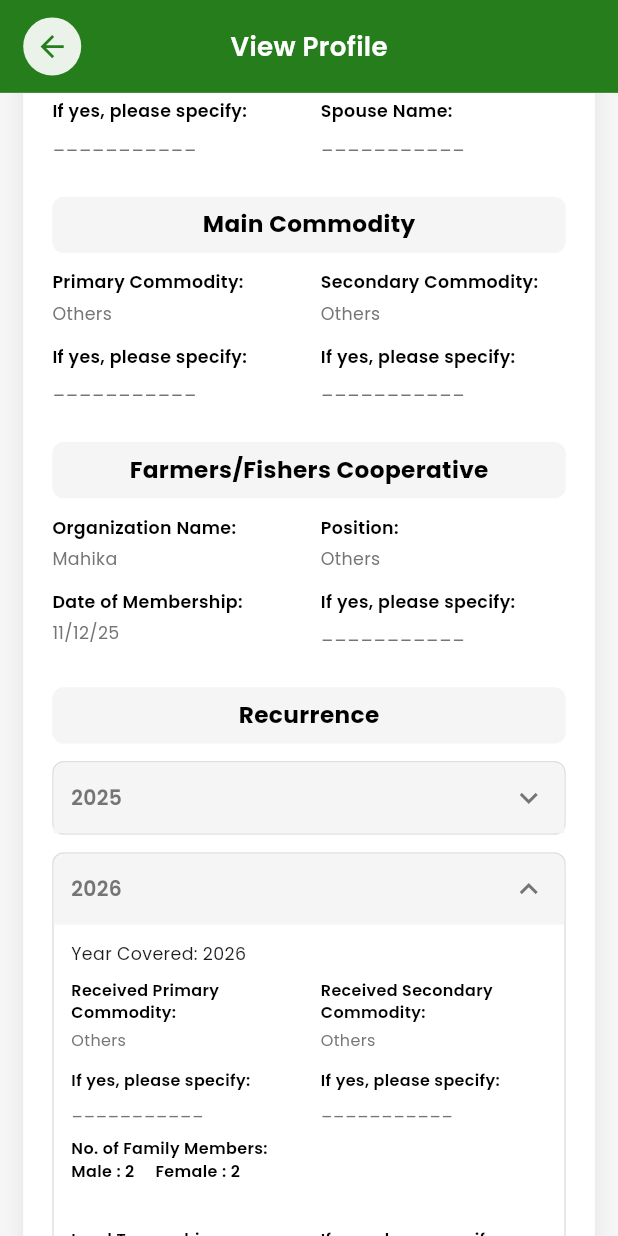
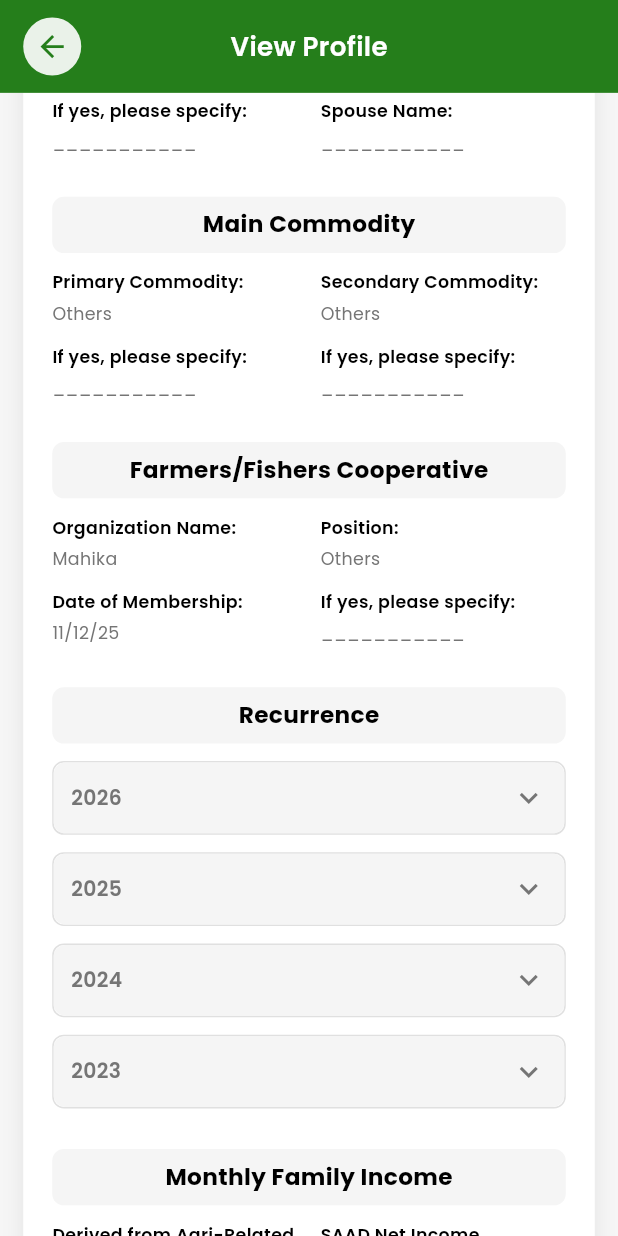
Before and after one commit to nel-developer/SAADProfilingApp, a Flutter app: the DataViewModal screen opened directly with empty values, scrolled down 576 dp, on a phone screen of 412 x 824 dp. Run offline on Flutter 3.47's test engine with Material 3 defaults, Android fonts, the phone set to English and light mode, and no system bars; our stand-ins replace cloud_firestore, firebase_auth, firebase_core, google_fonts, image_picker, shared_preferences and 1 more; accounts and stored records are empty.

Commit message:
data posh again111

```diff
--- a/lib/screens/data/data_view_modal.dart
+++ b/lib/screens/data/data_view_modal.dart
@@ -4,7 +4,7 @@ import 'package:google_fonts/google_fonts.dart';
 import 'package:da_project_1/theme/da_colors.dart';
 import 'package:da_project_1/screens/data/data_edit_modal.dart';
 
-class DataViewModal extends StatelessWidget {
+class DataViewModal extends StatefulWidget {
   final Map<String, dynamic> profileData;
   final String userRole;
   final String dataStatus;
@@ -27,11 +27,46 @@ class DataViewModal extends StatelessWidget {
     this.onDecline,
   });
 
+  @override
+  State<DataViewModal> createState() => _DataViewModalState();
+}
+
+class _DataViewModalState extends State<DataViewModal> {
+  // Track which years are expanded
+  final Map<int, bool> _expandedYears = {};
+
+  @override
+  void initState() {
+    super.initState();
+    // Initialize: all years collapsed by default
+    final years = _getRelevantYears();
+    for (var year in years) {
+      _expandedYears[year] = false;
+    }
+  }
+
+  // Get last 3 years + current year (4 years total)
+  List<int> _getRelevantYears() {
+    final currentYear = DateTime.now().year;
+    return [
+      currentYear - 3,
+      currentYear - 2,
+      currentYear - 1,
+      currentYear,
+    ];
+  }
+
+  void _toggleYear(int year) {
+    setState(() {
+      _expandedYears[year] = !(_expandedYears[year] ?? false);
+    });
+  }
+
   double _scale(BuildContext context) {
     final scaleW =
-        (MediaQuery.of(context).size.width / _refWidth).clamp(0.5, 2.0);
+        (MediaQuery.of(context).size.width / DataViewModal._refWidth).clamp(0.5, 2.0);
     final scaleH =
-        (MediaQuery.of(context).size.height / _refHeight).clamp(0.5, 2.0);
+        (MediaQuery.of(context).size.height / DataViewModal._refHeight).clamp(0.5, 2.0);
     return min(scaleW, scaleH);
   }
 
@@ -40,7 +75,7 @@ class DataViewModal extends StatelessWidget {
       context,
       MaterialPageRoute(
         builder: (context) => DataEditModal(
-          profileData: profileData,
+          profileData: widget.profileData,
           onSave: (updatedData) {
             ScaffoldMessenger.of(context).showSnackBar(
               SnackBar(
@@ -289,8 +324,8 @@ class DataViewModal extends StatelessWidget {
 
                     SizedBox(height: 16 * scale),
                     _buildSectionTitle('Recurrence', sectionTitleFontSize, scale),
-                    _buildRecurrenceYear('2025', labelFontSize, valueFontSize, scale),
-                    _buildRecurrenceYear('2026', labelFontSize, valueFontSize, scale, isExpanded: true),
+                    // DYNAMIC YEAR DROPDOWNS (last 3 years + current year, descending)
+                    ..._buildRecurrenceYearsList(labelFontSize, valueFontSize, scale),
 
                     SizedBox(height: 16 * scale),
                     _buildSectionTitle(
@@ -343,7 +378,28 @@ class DataViewModal extends StatelessWidget {
   }
 
   bool _shouldShowButtons() {
-    return dataStatus == 'Unsync' || dataStatus == 'Pending' || dataStatus == 'Approved';
+    return widget.dataStatus == 'Unsync' ||
+           widget.dataStatus == 'Pending' ||
+           widget.dataStatus == 'Approved';
+  }
+
+  // Build the list of recurrence year dropdowns (descending order)
+  List<Widget> _buildRecurrenceYearsList(double labelSize, double valueSize, double scale) {
+    final years = _getRelevantYears()..sort((a, b) => b.compareTo(a)); // descending
+
+    return years.map((year) {
+      final isExpanded = _expandedYears[year] ?? false;
+      return GestureDetector(
+        onTap: () => _toggleYear(year),
+        child: _buildRecurrenceYear(
+          year.toString(),
+          labelSize,
+          valueSize,
+          scale,
+          isExpanded: isExpanded,
+        ),
+      );
+    }).toList();
   }
 
   Widget _buildSectionTitle(String title, double fontSize, double scale) {
@@ -482,10 +538,12 @@ class DataViewModal extends StatelessWidget {
             padding: EdgeInsets.all(12 * scale),
             decoration: BoxDecoration(
               color: Colors.grey.shade100,
-              borderRadius: BorderRadius.only(
-                topLeft: Radius.circular(8 * scale),
-                topRight: Radius.circular(8 * scale),
-              ),
+              borderRadius: isExpanded
+                  ? BorderRadius.only(
+                      topLeft: Radius.circular(8 * scale),
+                      topRight: Radius.circular(8 * scale),
+                    )
+                  : BorderRadius.circular(8 * scale),
             ),
             child: Row(
               mainAxisAlignment: MainAxisAlignment.spaceBetween,
@@ -511,7 +569,7 @@ class DataViewModal extends StatelessWidget {
               child: Column(
                 crossAxisAlignment: CrossAxisAlignment.start,
                 children: [
-                  Text('Year Covered: 2026', style: GoogleFonts.poppins(fontSize: labelSize)),
+                  Text('Year Covered: $year', style: GoogleFonts.poppins(fontSize: labelSize)),
                   SizedBox(height: 8 * scale),
                   _buildInfoRow(
                     'Received Primary Commodity:',
@@ -669,7 +727,7 @@ class DataViewModal extends StatelessWidget {
 
   Widget _buildBottomButtons(BuildContext context, double buttonHeight, double buttonFontSize, double buttonSpacing) {
     // UNSYNC: Edit + Sync
-    if (dataStatus == 'Unsync') {
+    if (widget.dataStatus == 'Unsync') {
       return Row(
         children: [
           Expanded(
@@ -686,7 +744,7 @@ class DataViewModal extends StatelessWidget {
             child: _buildButton(
               'Sync',
               DAColors.primaryGreen,
-              onSync ?? () {},
+              widget.onSync ?? () {},
               buttonHeight,
               buttonFontSize,
             ),
@@ -696,14 +754,14 @@ class DataViewModal extends StatelessWidget {
     }
 
     // PENDING: Approve + Edit + Decline
-    if (dataStatus == 'Pending') {
+    if (widget.dataStatus == 'Pending') {
       return Row(
         children: [
           Expanded(
             child: _buildButton(
               'Approve',
               DAColors.primaryGreen,
-              onApprove ?? () {},
+              widget.onApprove ?? () {},
               buttonHeight,
               buttonFontSize,
             ),
@@ -723,7 +781,7 @@ class DataViewModal extends StatelessWidget {
             child: _buildButton(
               'Decline',
               DAColors.red,
-              onDecline ?? () {},
+              widget.onDecline ?? () {},
               buttonHeight,
               buttonFontSize,
             ),
```
